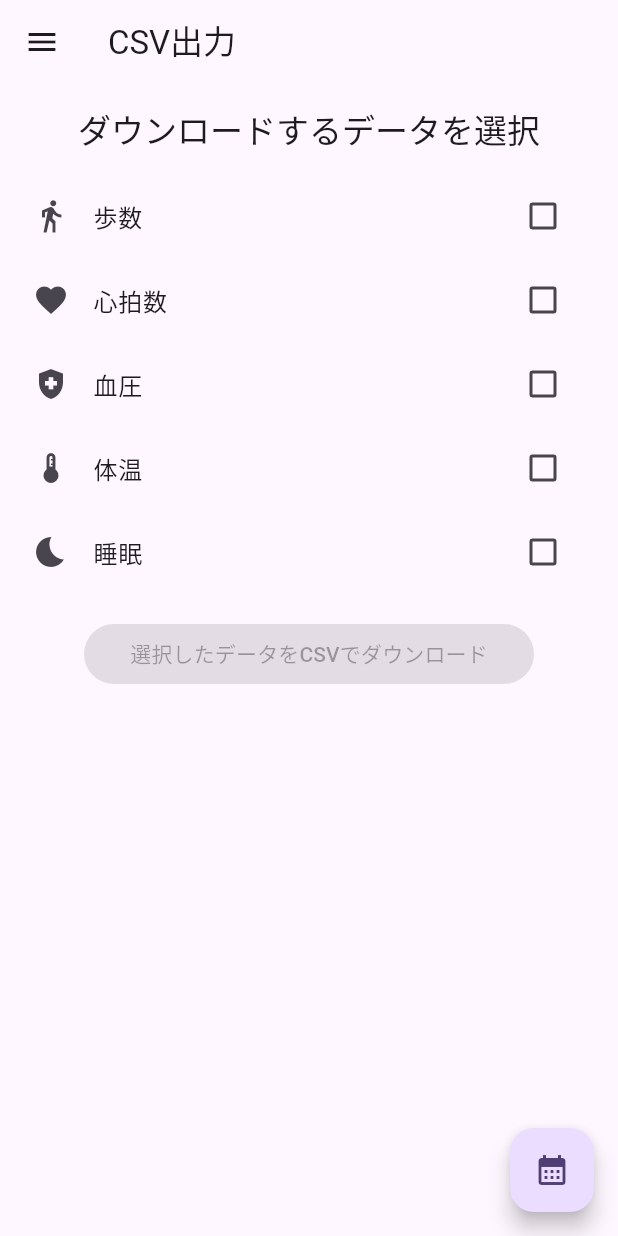
After one commit to sugar2456/vital_data_viewer_app, a Flutter app: the CsvView screen opened by its route, on a phone screen of 412 x 824 dp. The commit adds this screen. Run offline on Flutter 3.47's test engine with Material 3 defaults, Android fonts, the phone set to English and light mode, and no system bars; our stand-ins replace fl_chart; missing offline and left inert: flutter_web_auth_2, graphic, window_manager.

Commit message:
csv出力画面を実装

```diff
--- a/lib/main.dart
+++ b/lib/main.dart
@@ -1,9 +1,8 @@
 import 'package:flutter/material.dart';
 import 'package:flutter_localizations/flutter_localizations.dart';
-import 'package:vital_data_viewer_app/models/manager/auth_manager.dart';
 import 'package:vital_data_viewer_app/providers/providers.dart';
-// import 'package:vital_data_viewer_app/views/activity_view.dart';
 import 'package:vital_data_viewer_app/views/calories_view.dart';
+import 'package:vital_data_viewer_app/views/csv_view.dart';
 import 'package:vital_data_viewer_app/views/heart_rate_view.dart';
 import 'package:vital_data_viewer_app/views/home_view.dart';
 import 'package:vital_data_viewer_app/views/step_view.dart';
@@ -68,6 +67,7 @@ class MyApp extends StatelessWidget {
         '/heart_rate': (BuildContext context) => const HeartRateView(),
         '/calories': (BuildContext context) => const CaloriesView(),
         '/swimming': (BuildContext context) => const SwimmingStrokesView(),
+        '/csv': (BuildContext context) => const CsvView(),
       },
     );
   }
--- /dev/null
+++ b/lib/models/csv_export_model.dart
@@ -0,0 +1,15 @@
+import 'package:flutter/widgets.dart';
+
+class CsvExportModel {
+  final String name;
+  final String id;
+  final IconData icon;
+  bool isSelected;
+
+  CsvExportModel({
+    required this.name,
+    required this.id,
+    required this.icon,
+    this.isSelected = false,
+  });
+}
--- a/lib/providers/providers.dart
+++ b/lib/providers/providers.dart
@@ -9,6 +9,7 @@ import 'package:vital_data_viewer_app/repositories/impls/step_repository_impl.da
 import 'package:vital_data_viewer_app/repositories/impls/swimming_repository_impl.dart';
 import 'package:vital_data_viewer_app/util/header_util.dart';
 import 'package:vital_data_viewer_app/view_models/calories_view_model.dart';
+import 'package:vital_data_viewer_app/view_models/csv_view_model.dart';
 import 'package:vital_data_viewer_app/view_models/heart_rate_view_model.dart';
 import 'package:vital_data_viewer_app/view_models/login_view_model.dart';
 import 'package:vital_data_viewer_app/repositories/impls/login_repository_impl.dart';
@@ -76,5 +77,7 @@ List<SingleChildWidget> getProviders() {
         ),
       ),
     ),
+    ChangeNotifierProvider(create: (context) => CsvViewModel(
+    ),)
   ];
 }
--- /dev/null
+++ b/lib/view_models/csv_view_model.dart
@@ -0,0 +1,69 @@
+import 'package:flutter/material.dart';
+import 'package:vital_data_viewer_app/models/csv_export_model.dart';
+// import 'package:vital_data_viewer_app/repositories/interfaces/csv_repository_interdace.dart';
+
+class CsvViewModel extends ChangeNotifier {
+  // final CsvRepositoryInterdace? csvRepository;
+
+  CsvViewModel();
+
+  // CSV出力可能なデータの選択肢
+  final List<CsvExportModel> _dataOptions = [
+    CsvExportModel(name: '歩数', id: 'steps', icon: Icons.directions_walk),
+    CsvExportModel(name: '心拍数', id: 'heartrate', icon: Icons.favorite),
+    CsvExportModel(name: '血圧', id: 'bloodpressure', icon: Icons.health_and_safety),
+    CsvExportModel(name: '体温', id: 'temperature', icon: Icons.thermostat),
+    CsvExportModel(name: '睡眠', id: 'sleep', icon: Icons.bedtime),
+  ];
+
+  // 期間指定用の日付範囲
+  DateTime? _startDate;
+  DateTime? _endDate;
+
+  // ゲッター
+  List<CsvExportModel> get dataOptions => _dataOptions;
+  DateTime? get startDate => _startDate;
+  DateTime? get endDate => _endDate;
+
+  // 選択されているデータ項目を取得
+  List<CsvExportModel> get selectedOptions =>
+      _dataOptions.where((option) => option.isSelected).toList();
+
+  // 項目の選択状態を切り替え
+  void toggleDataOption(String id) {
+    final index = _dataOptions.indexWhere((option) => option.id == id);
+    if (index != -1) {
+      _dataOptions[index].isSelected = !_dataOptions[index].isSelected;
+      notifyListeners();
+    }
+  }
+
+  // 日付範囲の設定
+  void setDateRange(DateTime start, DateTime end) {
+    _startDate = start;
+    _endDate = end;
+    notifyListeners();
+  }
+
+  // CSV出力処理
+  Future<String?> exportCsv() async {
+    if (selectedOptions.isEmpty) {
+      return null;
+    }
+
+    if (_startDate == null || _endDate == null) {
+      return null;
+    }
+
+    try {
+      // selectedOptionsとstartDate, endDateを使ってCSV生成処理
+      // この部分は実際のリポジトリ実装に依存
+
+      // 仮の実装
+      final selectedIds = selectedOptions.map((option) => option.id).toList();
+      return 'CSV出力完了！選択項目: ${selectedIds.join(", ")}';
+    } catch (e) {
+      return 'エラーが発生しました: $e';
+    }
+  }
+}
--- a/lib/views/component/custom_drawer.dart
+++ b/lib/views/component/custom_drawer.dart
@@ -64,6 +64,11 @@ class CustomDrawer extends StatelessWidget {
                 Navigator.pushNamed(context, '/swimming');
               },
             ),
+            ListTile(
+              leading: const Icon(Icons.data_array),
+              title: const Text('CSV'),
+              onTap: () => Navigator.pushNamed(context, '/csv'),
+            ),
             // ListTile(
             //   leading: const Icon(Icons.settings),
             //   title: const Text('設定'),
--- /dev/null
+++ b/lib/views/csv_view.dart
@@ -0,0 +1,114 @@
+import 'package:flutter/material.dart';
+import 'package:provider/provider.dart';
+import 'package:vital_data_viewer_app/view_models/csv_view_model.dart';
+import 'package:vital_data_viewer_app/views/component/custom_drawer.dart';
+
+class CsvView extends StatelessWidget {
+  const CsvView({super.key});
+
+  @override
+  Widget build(BuildContext context) {
+    // ViewModelの状態を監視する
+    return Consumer<CsvViewModel>(
+      builder: (context, viewModel, child) {
+        return Scaffold(
+          appBar: AppBar(
+            title: const Text('CSV出力'),
+          ),
+          drawer: const CustomDrawer(),
+          body: Center(  // ここでCenterを使用
+            child: Column(
+              crossAxisAlignment: CrossAxisAlignment.center,
+              children: [
+                Padding(
+                  padding: const EdgeInsets.all(16.0),
+                  child: Text(
+                    'ダウンロードするデータを選択',
+                    style: Theme.of(context).textTheme.titleLarge,
+                  ),
+                ),
+
+                // 期間表示部分
+                if (viewModel.startDate != null && viewModel.endDate != null)
+                  Padding(
+                    padding: const EdgeInsets.symmetric(horizontal: 16.0),
+                    child: Text(
+                      '期間: ${_formatDate(viewModel.startDate!)} 〜 ${_formatDate(viewModel.endDate!)}',
+                      style: Theme.of(context).textTheme.bodyMedium,
+                    ),
+                  ),
+                Container(
+                  constraints: const BoxConstraints(maxWidth: 400),  // 最大幅を制限
+                  child: ListView.builder(
+                      shrinkWrap: true,  // リストの内容に合わせてサイズを調整
+                      physics: const NeverScrollableScrollPhysics(),  // リスト内でのスクロールを無効化
+                      itemCount: viewModel.dataOptions.length,
+                      itemBuilder: (context, index) {
+                        final option = viewModel.dataOptions[index];
+                        return CheckboxListTile(
+                          title: Text(option.name),
+                          value: option.isSelected,
+                          onChanged: (_) {
+                            viewModel.toggleDataOption(option.id);
+                          },
+                          secondary: Icon(option.icon),
+                        );
+                      },
+                  ),
+                ),
+                Padding(
+                  padding: const EdgeInsets.all(16.0),
+                  child: SizedBox(
+                    width: 300,  // ボタンの幅を制限
+                    child: ElevatedButton(
+                      onPressed: viewModel.selectedOptions.isEmpty ||
+                              viewModel.startDate == null ||
+                              viewModel.endDate == null
+                          ? null // 選択がない場合は無効化
+                          : () async {
+                              final result = await viewModel.exportCsv();
+                              if (result != null && context.mounted) {
+                                ScaffoldMessenger.of(context).showSnackBar(
+                                  SnackBar(content: Text(result)),
+                                );
+                              }
+                            },
+                      child: const Text('選択したデータをCSVでダウンロード'),
+                    ),
+                  ),
+                ),
+              ],
+            ),
+          ),
+          floatingActionButton: FloatingActionButton(
+            onPressed: () async {
+              // カレンダーで日付範囲を選択する処理
+              final result = await showDateRangePicker(
+                context: context,
+                firstDate: DateTime(2020),
+                lastDate: DateTime.now(),
+                initialDateRange:
+                    viewModel.startDate != null && viewModel.endDate != null
+                        ? DateTimeRange(
+                            start: viewModel.startDate!,
+                            end: viewModel.endDate!,
+                          )
+                        : null,
+              );
+
+              if (result != null) {
+                viewModel.setDateRange(result.start, result.end);
+              }
+            },
+            child: const Icon(Icons.calendar_month),
+          ),
+        );
+      },
+    );
+  }
+
+  // 日付フォーマット用のヘルパーメソッド
+  String _formatDate(DateTime date) {
+    return '${date.year}/${date.month}/${date.day}';
+  }
+}
```
